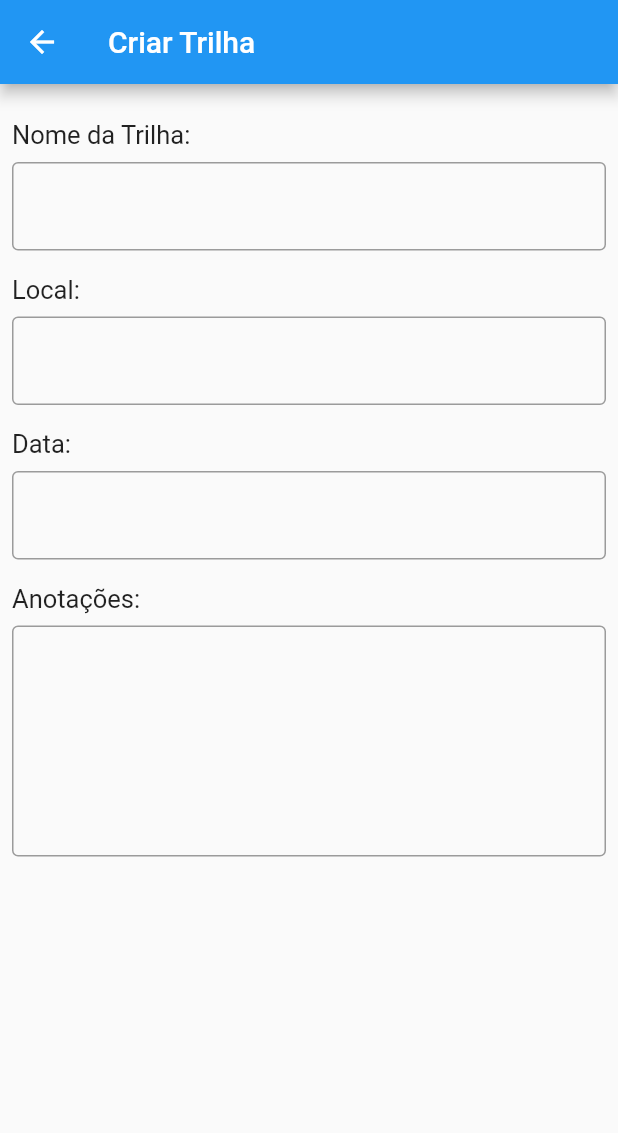
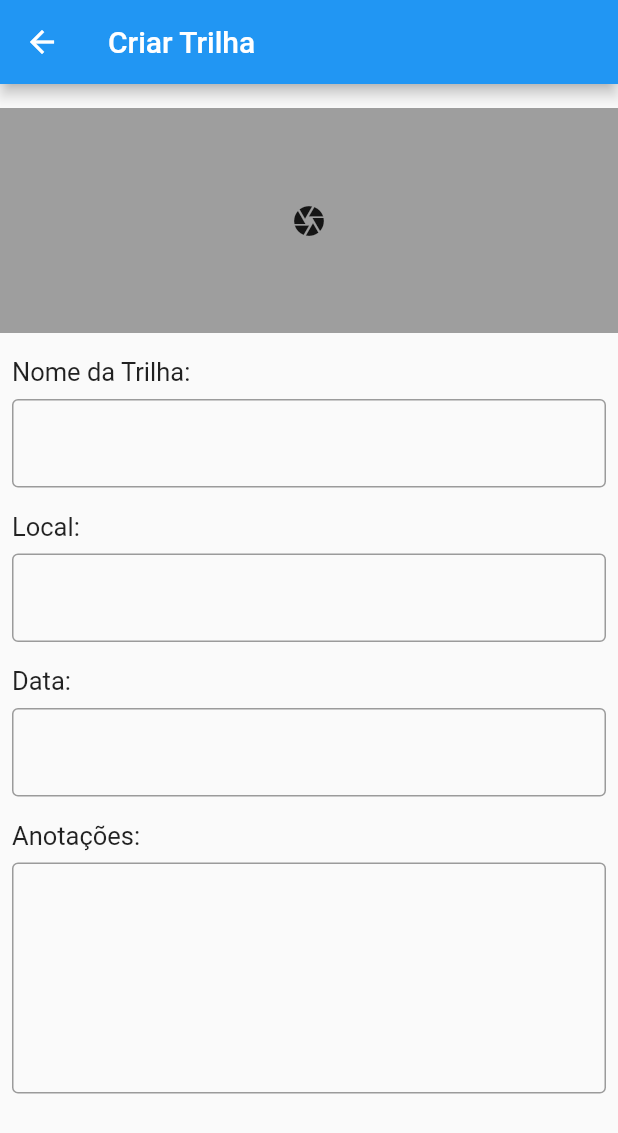
Before and after one commit to levyanjos/Zootracker, a Flutter app: the CreateTrails screen opened directly, on a phone screen of 412 x 824 dp. Shown: the top 1133 px of the screen. Run offline on Flutter 3.47's test engine with Material 2 defaults, Android fonts, the phone set to English and light mode, and no system bars; our stand-ins replace image_picker; network calls fail.

Commit message:
Custom image picker implemented

```diff
--- /dev/null
+++ b/lib/View/Components/ImagePicker.dart
@@ -0,0 +1,65 @@
+import 'dart:io';
+import 'package:flutter/cupertino.dart';
+import 'package:flutter/material.dart';
+import 'package:image_picker/image_picker.dart';
+
+class CustomImagePicker extends StatefulWidget {
+  File image;
+
+  CustomImagePicker({this.image});
+
+  @override
+  _CustomImagePickerState createState() =>
+      _CustomImagePickerState(image: this.image);
+}
+
+class _CustomImagePickerState extends State<CustomImagePicker> {
+  @override
+  File image;
+  final picker = ImagePicker();
+
+  _CustomImagePickerState({this.image});
+
+  Future getImage() async {
+    final pickedFile = await picker.getImage(source: ImageSource.gallery);
+    setState(() {
+      image = File(pickedFile.path);
+    });
+  }
+
+  Widget build(BuildContext context) {
+    return GestureDetector(
+      onTap: () {
+        this.getImage();
+      },
+      child: Container(
+        child: Padding(
+          padding: const EdgeInsets.only(top: 0, bottom: 8),
+          child: Stack(
+            children: <Widget>[
+              image != null
+                  ? Column( crossAxisAlignment: CrossAxisAlignment.stretch,
+                    children: <Widget>[
+                      Image.file(
+                          image,
+                        height: 150,
+                        fit: BoxFit.fitWidth,
+                        ),
+                    ],
+                  )
+                  : Container(height: 150, color: Colors.grey,),
+              Column(
+                crossAxisAlignment: CrossAxisAlignment.center,
+                mainAxisSize: MainAxisSize.max,
+                mainAxisAlignment: MainAxisAlignment.end,
+                children: [
+                  Container(height: 150, child: Center(child: Icon(Icons.camera))),
+                ],
+              )
+            ],
+          ),
+        ),
+      ),
+    );
+  }
+}
--- a/lib/View/CreateTrails/CreateTrails.dart
+++ b/lib/View/CreateTrails/CreateTrails.dart
@@ -1,22 +1,30 @@
+import 'dart:io';
+
 import 'package:flutter/material.dart';
 import 'package:zootracker/View/Components/CustomNavBar.dart';
 import 'package:zootracker/View/Components/DateInputField.dart';
+import 'package:zootracker/View/Components/ImagePicker.dart';
 import 'package:zootracker/View/Components/TextInputField.dart';
 
 class CreateTrails extends StatefulWidget {
   DateTime selectedDate = DateTime.now();
   TextEditingController dateController = TextEditingController();
-
+  File trailBanner;
 
   @override
-  _CreateTrailsState createState() => _CreateTrailsState(selectedDate: this.selectedDate, dateController: this.dateController);
+  _CreateTrailsState createState() => _CreateTrailsState(
+      selectedDate: this.selectedDate,
+      dateController: this.dateController,
+      trailBanner: this.trailBanner);
 }
 
 class _CreateTrailsState extends State<CreateTrails> {
   DateTime selectedDate;
   TextEditingController dateController;
+  File trailBanner;
 
-  _CreateTrailsState({this.selectedDate, this.dateController});
+  _CreateTrailsState(
+      {this.selectedDate, this.dateController, this.trailBanner});
 
   @override
   Widget build(BuildContext context) {
@@ -29,6 +37,9 @@ class _CreateTrailsState extends State<CreateTrails> {
               padding: const EdgeInsets.only(top: 16),
               child: ListView(
                 children: <Widget>[
+                  CustomImagePicker(
+                    image: trailBanner,
+                  ),
                   TextInputField(
                     title: "Nome da Trilha:",
                   ),
--- a/pubspec.yaml
+++ b/pubspec.yaml
@@ -23,6 +23,7 @@ environment:
 dependencies:
   flutter:
     sdk: flutter
+  image_picker: ^0.6.7+10
 
 
   # The following adds the Cupertino Icons font to your application.
```
Also changed, not shown: 9 other files.
